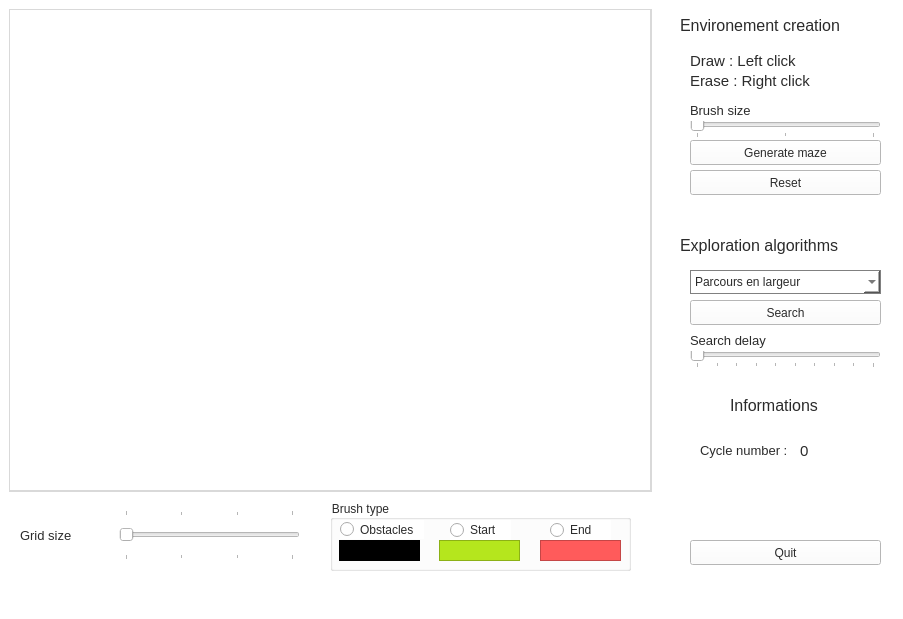
Old version of the form mainwindow.ui in the repository Maxlo24/Projet_Majeure_Arbre_3D.
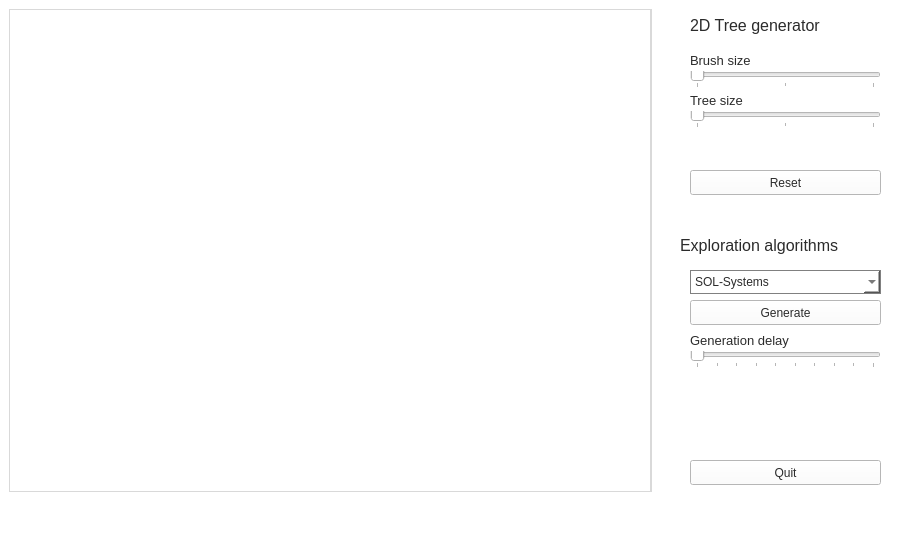
New version of the form.

```diff
--- a/mainwindow.ui
+++ b/mainwindow.ui
@@ -7,7 +7,7 @@
     <x>0</x>
     <y>0</y>
     <width>903</width>
-    <height>619</height>
+    <height>552</height>
    </rect>
   </property>
   <property name="windowTitle">
@@ -25,7 +25,7 @@
     <property name="geometry">
      <rect>
       <x>690</x>
-      <y>540</y>
+      <y>460</y>
       <width>191</width>
       <height>25</height>
      </rect>
@@ -45,7 +45,7 @@
       <x>10</x>
       <y>10</y>
       <width>640</width>
-      <height>480</height>
+      <height>481</height>
      </rect>
     </property>
     <layout class="QVBoxLayout" name="main_Layout"/>
@@ -83,7 +83,7 @@
 </string>
     </property>
     <property name="text">
-     <string>Search</string>
+     <string>Generate</string>
     </property>
     <property name="flat">
      <bool>false</bool>
@@ -103,24 +103,14 @@
     </property>
     <item>
      <property name="text">
-      <string>Parcours en largeur</string>
-     </property>
-    </item>
-    <item>
-     <property name="text">
-      <string>Parcours en profondeur -&gt; A* </string>
-     </property>
-    </item>
-    <item>
-     <property name="text">
-      <string>Algorithme de Dijkstra</string>
+      <string>SOL-Systems</string>
      </property>
     </item>
    </widget>
    <widget class="QLabel" name="Partie_Env">
     <property name="geometry">
      <rect>
-      <x>680</x>
+      <x>690</x>
       <y>10</y>
       <width>201</width>
       <height>31</height>
@@ -132,7 +122,7 @@
      </font>
     </property>
     <property name="text">
-     <string>Environement creation</string>
+     <string>2D Tree generator</string>
     </property>
    </widget>
    <widget class="QSlider" name="speedSlider">
@@ -175,14 +165,14 @@
      </font>
     </property>
     <property name="text">
-     <string>Search delay</string>
+     <string>Generation delay</string>
     </property>
    </widget>
    <widget class="QSlider" name="brush_Size_Slider">
     <property name="geometry">
      <rect>
       <x>690</x>
-      <y>120</y>
+      <y>70</y>
       <width>191</width>
       <height>18</height>
      </rect>
@@ -207,7 +197,7 @@
     <property name="geometry">
      <rect>
       <x>690</x>
-      <y>100</y>
+      <y>50</y>
       <width>121</width>
       <height>21</height>
      </rect>
@@ -221,61 +211,6 @@
      <string>Brush size</string>
     </property>
    </widget>
-   <widget class="QPushButton" name="mazeButton">
-    <property name="geometry">
-     <rect>
-      <x>690</x>
-      <y>140</y>
-      <width>191</width>
-      <height>25</height>
-     </rect>
-    </property>
-    <property name="styleSheet">
-     <string notr="true">QPushButton{border: 1px solid grey;}
-QPushButton::pressed{border: 1px solid blue;color: blue;};
-</string>
-    </property>
-    <property name="text">
-     <string>Generate maze</string>
-    </property>
-   </widget>
-   <widget class="QLabel" name="Partie_Env_2">
-    <property name="geometry">
-     <rect>
-      <x>730</x>
-      <y>390</y>
-      <width>101</width>
-      <height>31</height>
-     </rect>
-    </property>
-    <property name="font">
-     <font>
-      <pointsize>12</pointsize>
-     </font>
-    </property>
-    <property name="text">
-     <string>Informations</string>
-    </property>
-   </widget>
-   <widget class="QLabel" name="Partie_Algo_4">
-    <property name="geometry">
-     <rect>
-      <x>700</x>
-      <y>440</y>
-      <width>111</width>
-      <height>21</height>
-     </rect>
-    </property>
-    <property name="font">
-     <font>
-      <pointsize>10</pointsize>
-      <stylestrategy>PreferDefault</stylestrategy>
-     </font>
-    </property>
-    <property name="text">
-     <string>Cycle number :</string>
-    </property>
-   </widget>
    <widget class="QPushButton" name="resetButton">
     <property name="geometry">
      <rect>
@@ -294,198 +229,6 @@
      <string>Reset</string>
     </property>
    </widget>
-   <widget class="QLabel" name="tailleGrilleLabel">
-    <property name="geometry">
-     <rect>
-      <x>20</x>
-      <y>510</y>
-      <width>81</width>
-      <height>50</height>
-     </rect>
-    </property>
-    <property name="font">
-     <font>
-      <pointsize>10</pointsize>
-      <stylestrategy>PreferDefault</stylestrategy>
-     </font>
-    </property>
-    <property name="text">
-     <string>Grid size</string>
-    </property>
-   </widget>
-   <widget class="QSlider" name="gridSideSlider">
-    <property name="geometry">
-     <rect>
-      <x>119</x>
-      <y>510</y>
-      <width>181</width>
-      <height>50</height>
-     </rect>
-    </property>
-    <property name="minimum">
-     <number>1</number>
-    </property>
-    <property name="maximum">
-     <number>4</number>
-    </property>
-    <property name="orientation">
-     <enum>Qt::Horizontal</enum>
-    </property>
-    <property name="tickPosition">
-     <enum>QSlider::TicksBothSides</enum>
-    </property>
-    <property name="tickInterval">
-     <number>1</number>
-    </property>
-   </widget>
-   <widget class="QLabel" name="taillePinceauLabel_2">
-    <property name="geometry">
-     <rect>
-      <x>690</x>
-      <y>50</y>
-      <width>181</width>
-      <height>21</height>
-     </rect>
-    </property>
-    <property name="font">
-     <font>
-      <pointsize>11</pointsize>
-     </font>
-    </property>
-    <property name="text">
-     <string>Draw : Left click</string>
-    </property>
-   </widget>
-   <widget class="QLabel" name="taillePinceauLabel_3">
-    <property name="geometry">
-     <rect>
-      <x>690</x>
-      <y>70</y>
-      <width>191</width>
-      <height>21</height>
-     </rect>
-    </property>
-    <property name="font">
-     <font>
-      <pointsize>11</pointsize>
-     </font>
-    </property>
-    <property name="text">
-     <string>Erase : Right click</string>
-    </property>
-   </widget>
-   <widget class="QGroupBox" name="BrushgroupBox">
-    <property name="geometry">
-     <rect>
-      <x>330</x>
-      <y>500</y>
-      <width>301</width>
-      <height>71</height>
-     </rect>
-    </property>
-    <property name="title">
-     <string>Brush type</string>
-    </property>
-    <property name="flat">
-     <bool>false</bool>
-    </property>
-    <widget class="QRadioButton" name="ObstacleradioButton">
-     <property name="geometry">
-      <rect>
-       <x>10</x>
-       <y>20</y>
-       <width>84</width>
-       <height>19</height>
-      </rect>
-     </property>
-     <property name="text">
-      <string>Obstacles</string>
-     </property>
-    </widget>
-    <widget class="QRadioButton" name="StartradioButton">
-     <property name="geometry">
-      <rect>
-       <x>120</x>
-       <y>20</y>
-       <width>61</width>
-       <height>20</height>
-      </rect>
-     </property>
-     <property name="text">
-      <string>Start</string>
-     </property>
-    </widget>
-    <widget class="QRadioButton" name="EndradioButton">
-     <property name="geometry">
-      <rect>
-       <x>220</x>
-       <y>20</y>
-       <width>61</width>
-       <height>20</height>
-      </rect>
-     </property>
-     <property name="text">
-      <string>End</string>
-     </property>
-    </widget>
-    <widget class="QFrame" name="Obstacleframe">
-     <property name="geometry">
-      <rect>
-       <x>9</x>
-       <y>40</y>
-       <width>81</width>
-       <height>21</height>
-      </rect>
-     </property>
-     <property name="styleSheet">
-      <string notr="true">background-color: rgb(0, 0, 0);</string>
-     </property>
-     <property name="frameShape">
-      <enum>QFrame::StyledPanel</enum>
-     </property>
-     <property name="frameShadow">
-      <enum>QFrame::Raised</enum>
-     </property>
-    </widget>
-    <widget class="QFrame" name="Obstacleframe_2">
-     <property name="geometry">
-      <rect>
-       <x>109</x>
-       <y>40</y>
-       <width>81</width>
-       <height>21</height>
-      </rect>
-     </property>
-     <property name="styleSheet">
-      <string notr="true">background-color: rgb(181,230,29);</string>
-     </property>
-     <property name="frameShape">
-      <enum>QFrame::StyledPanel</enum>
-     </property>
-     <property name="frameShadow">
-      <enum>QFrame::Raised</enum>
-     </property>
-    </widget>
-    <widget class="QFrame" name="Obstacleframe_3">
-     <property name="geometry">
-      <rect>
-       <x>210</x>
-       <y>40</y>
-       <width>81</width>
-       <height>21</height>
-      </rect>
-     </property>
-     <property name="styleSheet">
-      <string notr="true">background-color: rgb(255,91,91);</string>
-     </property>
-     <property name="frameShape">
-      <enum>QFrame::StyledPanel</enum>
-     </property>
-     <property name="frameShadow">
-      <enum>QFrame::Raised</enum>
-     </property>
-    </widget>
-   </widget>
    <widget class="QFrame" name="verticalFrame_2">
     <property name="geometry">
      <rect>
@@ -501,25 +244,47 @@
     </property>
     <layout class="QVBoxLayout" name="main_Layout_2"/>
    </widget>
-   <widget class="QLabel" name="cycle_nbr_txt">
+   <widget class="QSlider" name="brush_Size_Slider_2">
     <property name="geometry">
      <rect>
-      <x>800</x>
-      <y>440</y>
-      <width>71</width>
+      <x>690</x>
+      <y>110</y>
+      <width>191</width>
+      <height>18</height>
+     </rect>
+    </property>
+    <property name="minimum">
+     <number>1</number>
+    </property>
+    <property name="maximum">
+     <number>3</number>
+    </property>
+    <property name="orientation">
+     <enum>Qt::Horizontal</enum>
+    </property>
+    <property name="tickPosition">
+     <enum>QSlider::TicksBelow</enum>
+    </property>
+    <property name="tickInterval">
+     <number>1</number>
+    </property>
+   </widget>
+   <widget class="QLabel" name="taillePinceauLabel_2">
+    <property name="geometry">
+     <rect>
+      <x>690</x>
+      <y>90</y>
+      <width>121</width>
       <height>21</height>
      </rect>
     </property>
     <property name="font">
      <font>
-      <pointsize>11</pointsize>
+      <pointsize>10</pointsize>
      </font>
     </property>
-    <property name="layoutDirection">
-     <enum>Qt::LeftToRight</enum>
-    </property>
     <property name="text">
-     <string>0</string>
+     <string>Tree size</string>
     </property>
    </widget>
    <zorder>verticalFrame_2</zorder>
```
Left out of the diff: 9 changed lines with no effect on the pictures.
